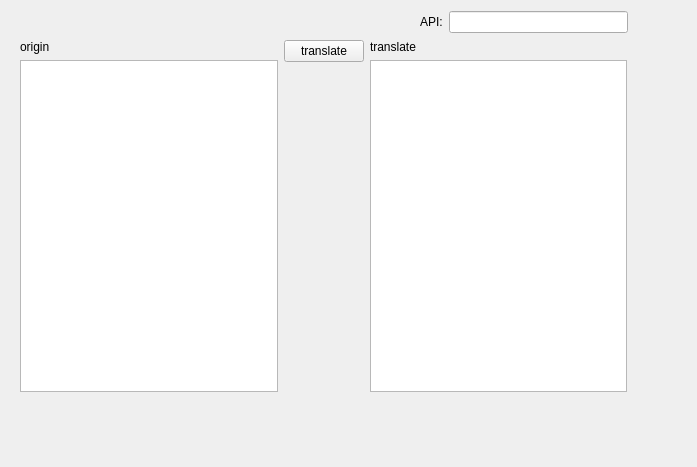
Old version of the form ui/fintranslator.ui in the repository KimYubin/SolTranslator.
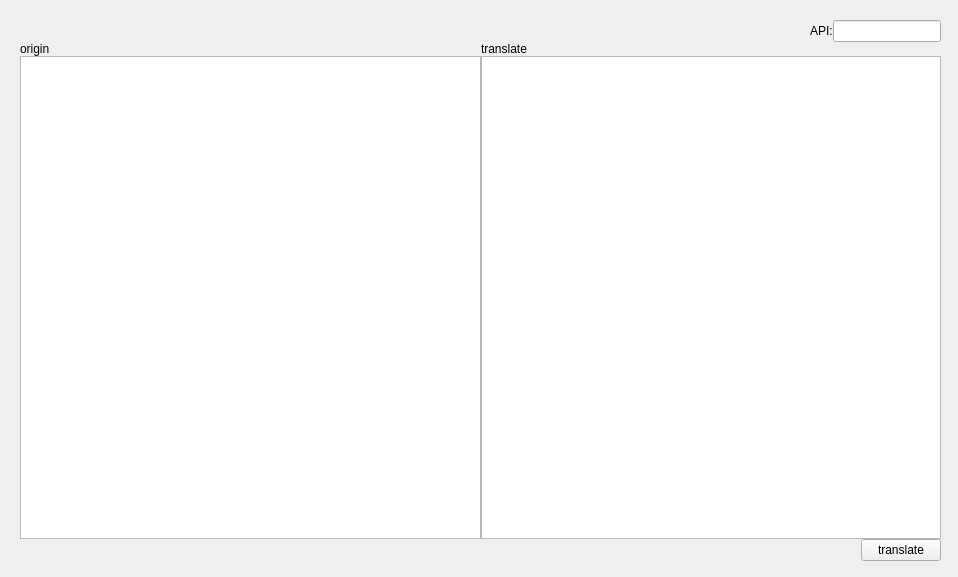
New version of the form.

Commit message:
[ui] 메인 번역창 크기 변경 개선. 창 위로 띄우기 개선. 아이콘 변경
0. 번역창 크기 변경할때 내부도 따라서 변경되게 개선
- 레이아웃도 변경함

0. 창이 다른 창 뒤로 넘어갈때, 트레이 아이콘 누르면 다시 위로 올라오게 개선

0. 가시성 개선된 아이콘 업데이트

The edit to the form file:
```diff
--- a/ui/fintranslator.ui
+++ b/ui/fintranslator.ui
@@ -6,8 +6,8 @@
    <rect>
     <x>0</x>
     <y>0</y>
-    <width>697</width>
-    <height>467</height>
+    <width>958</width>
+    <height>577</height>
    </rect>
   </property>
   <property name="windowTitle">
@@ -16,54 +16,43 @@
   <widget class="QWidget" name="layoutWidget">
    <property name="geometry">
     <rect>
-     <x>420</x>
+     <x>10</x>
      <y>10</y>
-     <width>208</width>
-     <height>24</height>
+     <width>941</width>
+     <height>561</height>
     </rect>
    </property>
-   <layout class="QHBoxLayout" name="horizontalLayout">
-    <item>
-     <widget class="QLabel" name="label_api">
-      <property name="text">
-       <string>API:</string>
-      </property>
-     </widget>
-    </item>
-    <item>
-     <widget class="QLineEdit" name="lineEdit_api"/>
-    </item>
-   </layout>
-  </widget>
-  <widget class="QWidget" name="layoutWidget">
-   <property name="geometry">
-    <rect>
-     <x>20</x>
-     <y>40</y>
-     <width>607</width>
-     <height>352</height>
-    </rect>
-   </property>
-   <layout class="QHBoxLayout" name="horizontalLayout_2">
-    <property name="sizeConstraint">
-     <enum>QLayout::SizeConstraint::SetNoConstraint</enum>
+   <layout class="QGridLayout" name="mainLayout">
+    <property name="leftMargin">
+     <number>10</number>
     </property>
-    <item>
-     <layout class="QVBoxLayout" name="verticalLayout">
+    <property name="topMargin">
+     <number>10</number>
+    </property>
+    <property name="rightMargin">
+     <number>10</number>
+    </property>
+    <property name="bottomMargin">
+     <number>10</number>
+    </property>
+    <property name="spacing">
+     <number>0</number>
+    </property>
+    <item row="2" column="0">
+     <layout class="QHBoxLayout" name="horizontalLayout_3">
       <item>
-       <widget class="QLabel" name="label">
-        <property name="text">
-         <string>origin</string>
+       <spacer name="horizontalSpacer_2">
+        <property name="orientation">
+         <enum>Qt::Orientation::Horizontal</enum>
         </property>
-       </widget>
+        <property name="sizeHint" stdset="0">
+         <size>
+          <width>40</width>
+          <height>20</height>
+         </size>
+        </property>
+       </spacer>
       </item>
-      <item>
-       <widget class="QPlainTextEdit" name="plainTextEditOrigin"/>
-      </item>
-     </layout>
-    </item>
-    <item>
-     <layout class="QVBoxLayout" name="verticalLayout_3">
       <item>
        <widget class="QPushButton" name="findButton">
         <property name="text">
@@ -71,32 +60,77 @@
         </property>
        </widget>
       </item>
+     </layout>
+    </item>
+    <item row="1" column="0">
+     <layout class="QHBoxLayout" name="horizontalLayout_2">
+      <property name="leftMargin">
+       <number>0</number>
+      </property>
+      <property name="rightMargin">
+       <number>0</number>
+      </property>
       <item>
-       <spacer name="verticalSpacer">
+       <layout class="QVBoxLayout" name="verticalLayout">
+        <item>
+         <widget class="QLabel" name="label">
+          <property name="text">
+           <string>origin</string>
+          </property>
+         </widget>
+        </item>
+        <item>
+         <widget class="QPlainTextEdit" name="plainTextEditOrigin"/>
+        </item>
+       </layout>
+      </item>
+      <item>
+       <layout class="QVBoxLayout" name="verticalLayout_2">
+        <item>
+         <widget class="QLabel" name="label_2">
+          <property name="text">
+           <string>translate</string>
+          </property>
+         </widget>
+        </item>
+        <item>
+         <widget class="QPlainTextEdit" name="plainTextEditTranslate"/>
+        </item>
+       </layout>
+      </item>
+     </layout>
+    </item>
+    <item row="0" column="0">
+     <layout class="QHBoxLayout" name="horizontalLayout">
+      <item>
+       <spacer name="horizontalSpacer">
         <property name="orientation">
-         <enum>Qt::Orientation::Vertical</enum>
+         <enum>Qt::Orientation::Horizontal</enum>
         </property>
         <property name="sizeHint" stdset="0">
          <size>
-          <width>17</width>
-          <height>318</height>
+          <width>398</width>
+          <height>20</height>
          </size>
         </property>
        </spacer>
       </item>
-     </layout>
-    </item>
-    <item>
-     <layout class="QVBoxLayout" name="verticalLayout_2">
       <item>
-       <widget class="QLabel" name="label_2">
+       <widget class="QLabel" name="label_api">
         <property name="text">
-         <string>translate</string>
+         <string>API:</string>
         </property>
        </widget>
       </item>
       <item>
-       <widget class="QPlainTextEdit" name="plainTextEditTranslate"/>
+       <widget class="QLineEdit" name="lineEdit_api">
+        <property name="sizePolicy">
+         <sizepolicy hsizetype="Fixed" vsizetype="Fixed">
+          <horstretch>0</horstretch>
+          <verstretch>0</verstretch>
+         </sizepolicy>
+        </property>
+       </widget>
       </item>
      </layout>
     </item>
```
Left out of the diff: 6 changed lines with no effect on the pictures. The commit also changes 3 other files.
